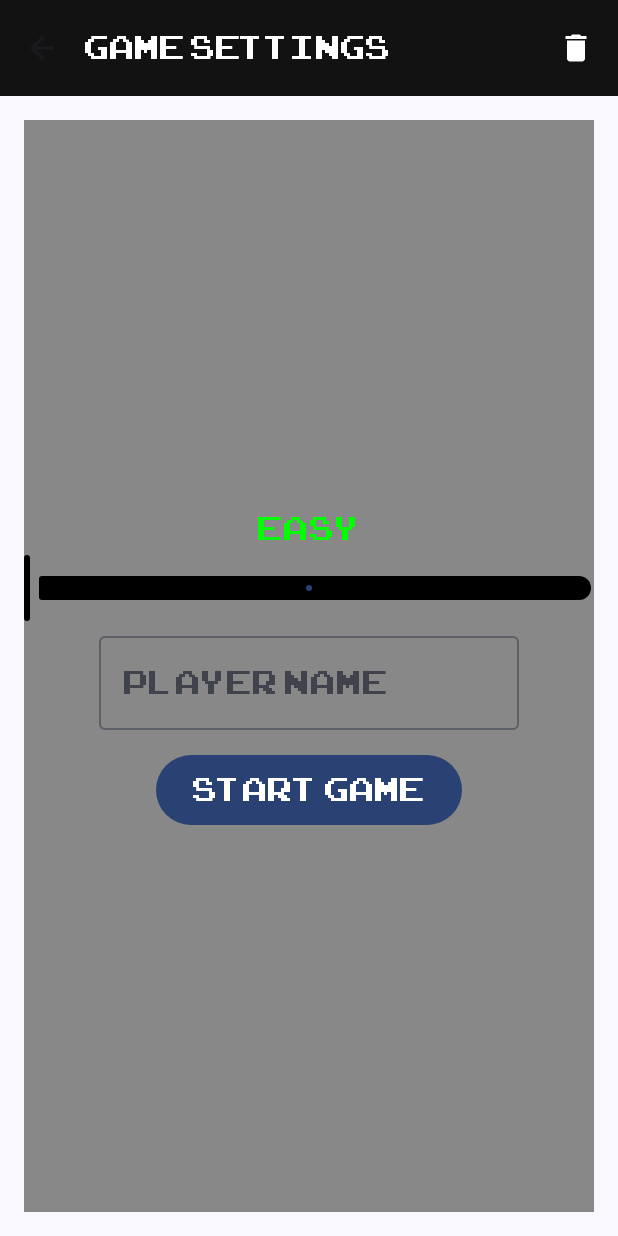
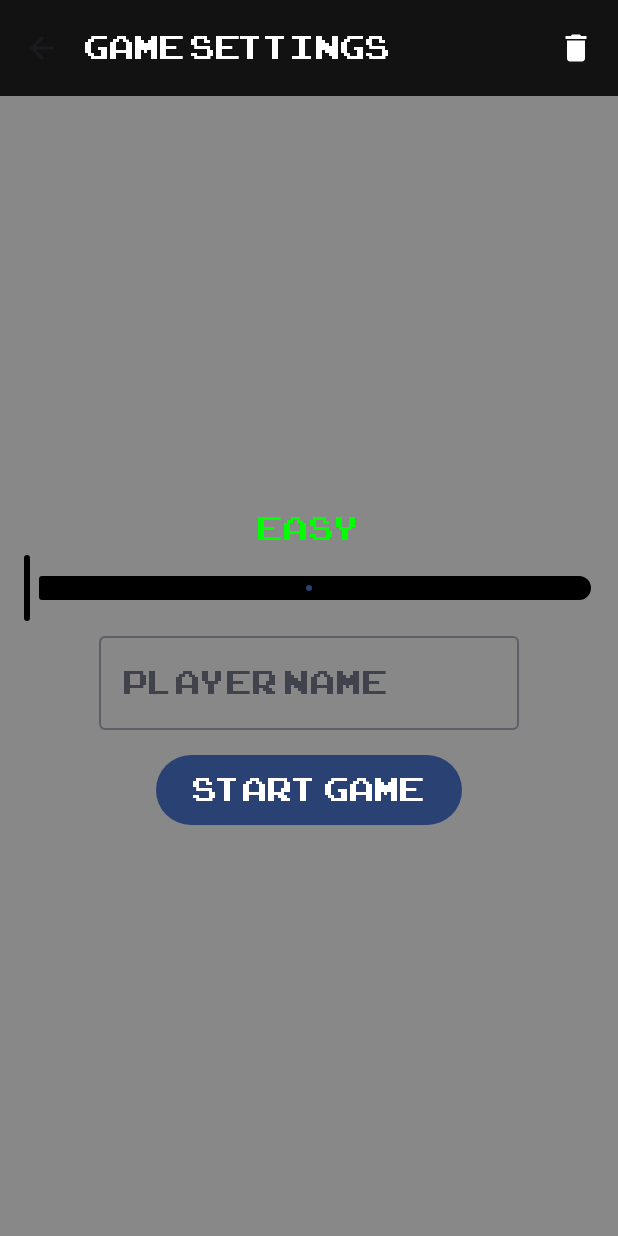
Before and after one commit to VencelKocsis/Snake, an Android app built with Jetpack Compose: the StartGameScreen screen opened through its navigation route, on a phone screen of 412 x 824 dp. Run offline under Robolectric (Android 15) with nearby library versions, the phone set to English and light mode, and no system bars; our stand-ins replace livedata-compose.

Commit message:
StartGameScreen minor fix: padding

```diff
--- a/app/src/main/java/hu/bme/aut/android/snake/feature/startgame/StartGameScreen.kt
+++ b/app/src/main/java/hu/bme/aut/android/snake/feature/startgame/StartGameScreen.kt
@@ -38,10 +38,10 @@ fun StartGameScreen (
     var emptyField by remember { mutableStateOf(false) }
 
     Column(
-        Modifier
-            .fillMaxSize()
+        modifier = modifier
+            .background(Color.Gray)
             .padding(16.dp)
-            .background(Color.Gray),
+            .fillMaxSize(),
         horizontalAlignment = Alignment.CenterHorizontally,
         verticalArrangement = Arrangement.Center
     ) {
```
